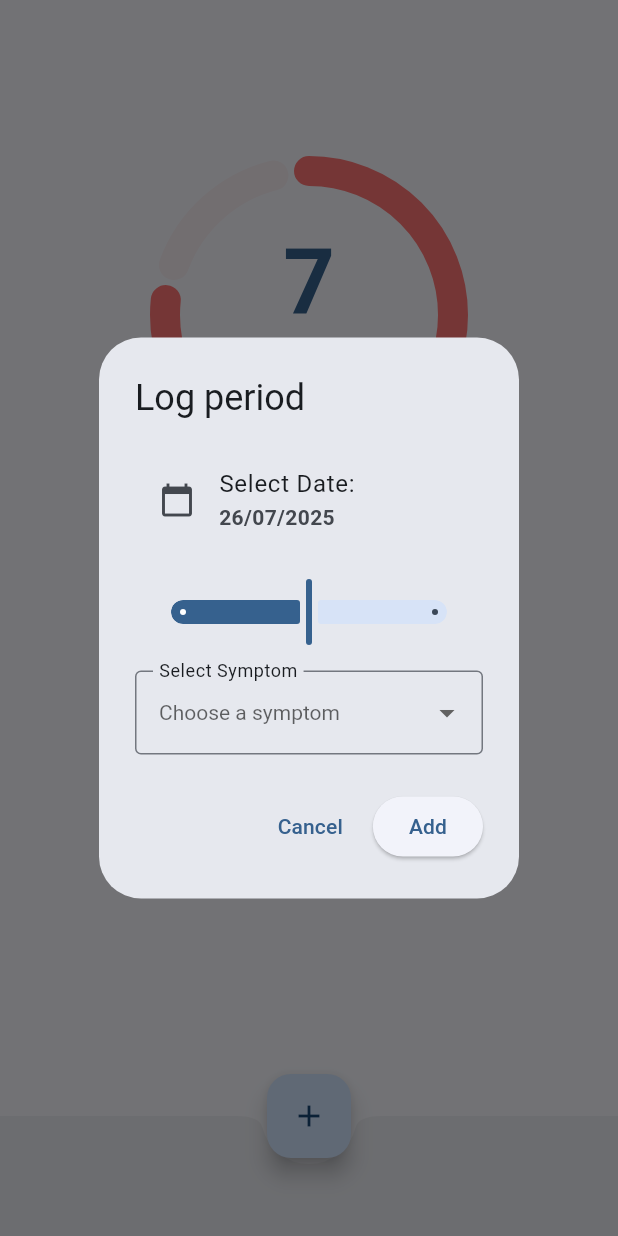
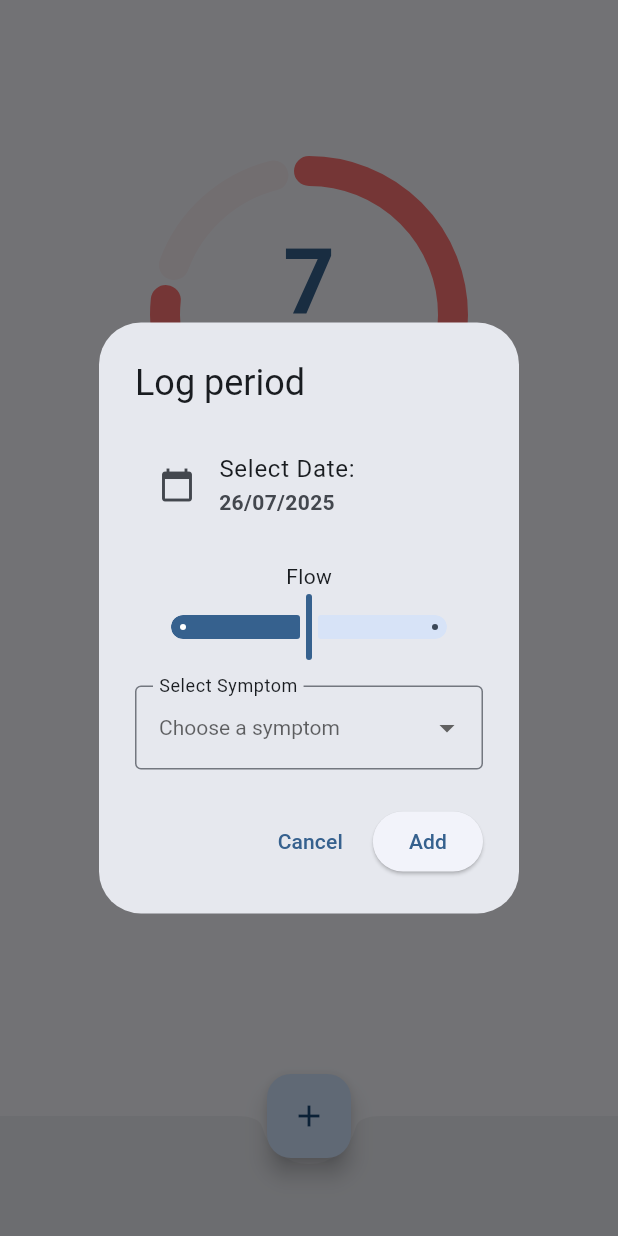
Before and after one commit to J-shw/Menstrudel, a Flutter app: the screen it shows after launch, after a tap on the "add" icon, on a phone screen of 412 x 824 dp. Run offline on Flutter 3.47's test engine with Material 3 defaults, Android fonts, the phone set to English and light mode, and no system bars.

Commit message:
Added flow subtitle

```diff
--- a/app/lib/widgets/log_period.dart
+++ b/app/lib/widgets/log_period.dart
@@ -72,6 +72,7 @@ Widget build(BuildContext context) {
 						},
 					),
 					const SizedBox(height: 15),
+					Text('Flow'),
 					Slider(
 						year2023: false,
 						value: _currentDiscreteSliderValue,
```
